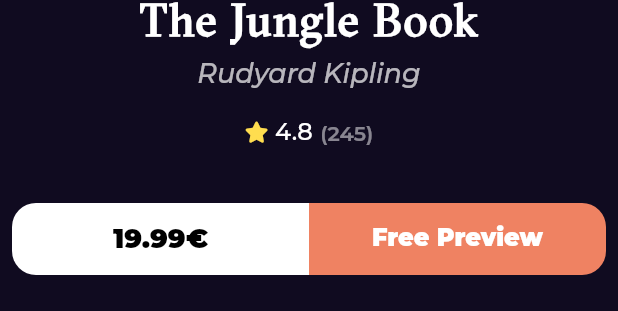
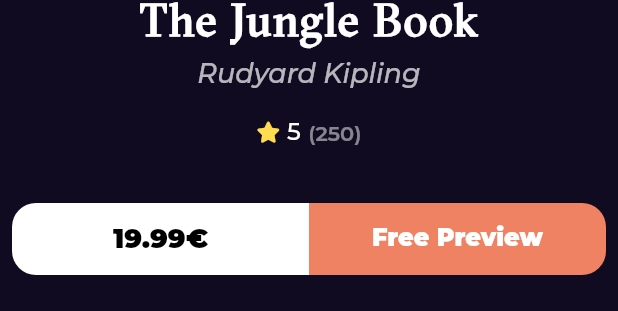
Before and after one commit to tharwatsamy/my_bookly, a Flutter app: the BookDetailsSection widget shown alone on an empty page, opened directly, on a phone screen of 412 x 824 dp. Shown: the part 642-953 px from the top of the screen. Run offline on Flutter 3.47's test engine with Material 2 defaults, Android fonts, the phone set to English and light mode, and no system bars; drawn by our look-alikes of cached_network_image; our stand-ins replace bloc, dartz, dio, equatable, flutter_bloc, font_awesome_flutter and 3 more; network calls fail.

Commit message:
display newest books list view data

```diff
--- a/lib/Features/home/presentation/views/widgets/book_rating.dart
+++ b/lib/Features/home/presentation/views/widgets/book_rating.dart
@@ -7,9 +7,13 @@ class BookRating extends StatelessWidget {
   const BookRating({
     super.key,
     this.mainAxisAlignment = MainAxisAlignment.start,
+    required this.rating,
+    required this.count,
   });
 
   final MainAxisAlignment mainAxisAlignment;
+  final int rating;
+  final int count;
   @override
   Widget build(BuildContext context) {
     return Row(
@@ -23,8 +27,8 @@ class BookRating extends StatelessWidget {
         const SizedBox(
           width: 6.3,
         ),
-        const Text(
-          '4.8',
+        Text(
+          rating.toString(),
           style: Styles.textStyle16,
         ),
         const SizedBox(
@@ -33,7 +37,7 @@ class BookRating extends StatelessWidget {
         Opacity(
           opacity: .5,
           child: Text(
-            '(245)',
+            '($count)',
             style: Styles.textStyle14.copyWith(
               fontWeight: FontWeight.w600,
             ),
--- a/lib/Features/home/presentation/views/widgets/books_details_sectioni.dart
+++ b/lib/Features/home/presentation/views/widgets/books_details_sectioni.dart
@@ -49,6 +49,8 @@ class BookDetailsSection extends StatelessWidget {
           height: 18,
         ),
         const BookRating(
+          rating: 5,
+          count: 250,
           mainAxisAlignment: MainAxisAlignment.center,
         ),
         const SizedBox(
--- a/lib/Features/home/presentation/views/widgets/home_view_body.dart
+++ b/lib/Features/home/presentation/views/widgets/home_view_body.dart
@@ -14,6 +14,7 @@ class HomeViewBody extends StatelessWidget {
   @override
   Widget build(BuildContext context) {
     return CustomScrollView(
+      physics: const BouncingScrollPhysics(),
       slivers: [
         SliverToBoxAdapter(
           child: Column(
@@ -31,7 +32,7 @@ class HomeViewBody extends StatelessWidget {
               Padding(
                 padding: EdgeInsets.symmetric(horizontal: 30),
                 child: Text(
-                  'Best Seller',
+                  'Newset Books',
                   style: Styles.textStyle18,
                 ),
               ),
--- a/lib/Features/search/presentation/views/widgets/search_view_body.dart
+++ b/lib/Features/search/presentation/views/widgets/search_view_body.dart
@@ -49,7 +49,8 @@ class SearchResultListView extends StatelessWidget {
       itemBuilder: (context, index) {
         return const Padding(
           padding: EdgeInsets.symmetric(vertical: 10),
-          child: BookListViewItem(),
+          // child: BookListViewItem(),
+          child: Text('data'),
         );
       },
     );
--- a/lib/main.dart
+++ b/lib/main.dart
@@ -33,7 +33,7 @@ class Bookly extends StatelessWidget {
         BlocProvider(
           create: (context) => NewsetBooksCubit(
             getIt.get<HomeRepoImpl>(),
-          ),
+          )..fetchNewestBooks(),
         )
       ],
       child: MaterialApp.router(
```
Also changed, not shown: lib/Features/home/presentation/views/widgets/best_seller_list_view.dart (+25 -9 lines), lib/Features/home/presentation/views/widgets/best_seller_list_view_item.dart (+14 -20 lines).
